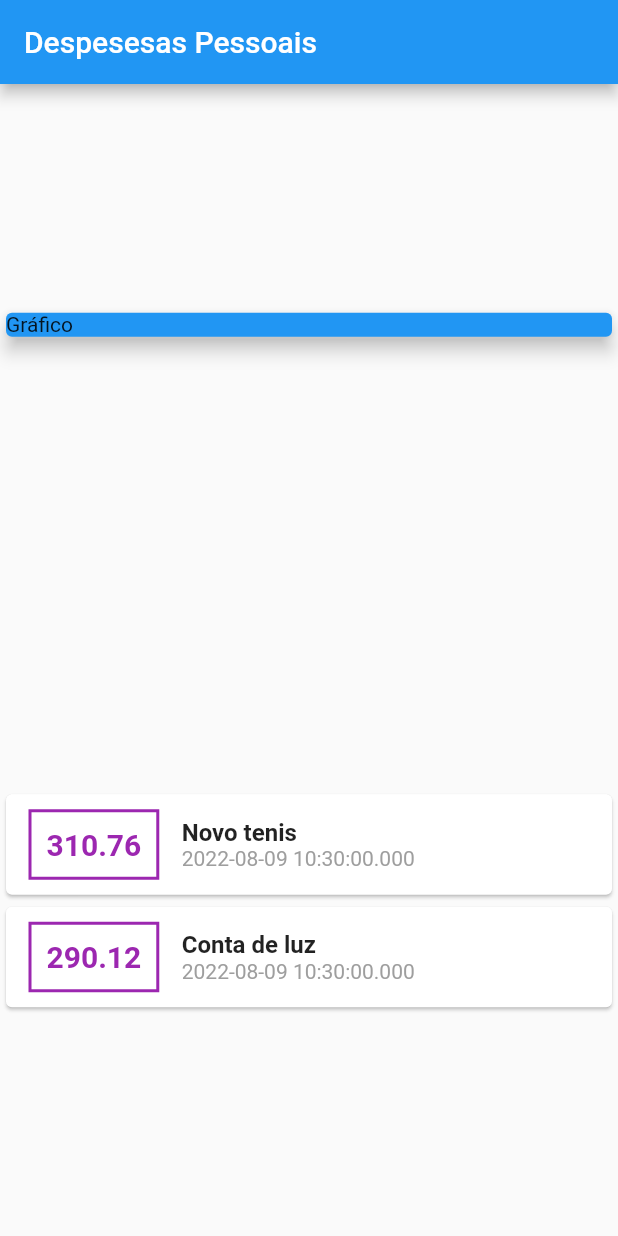
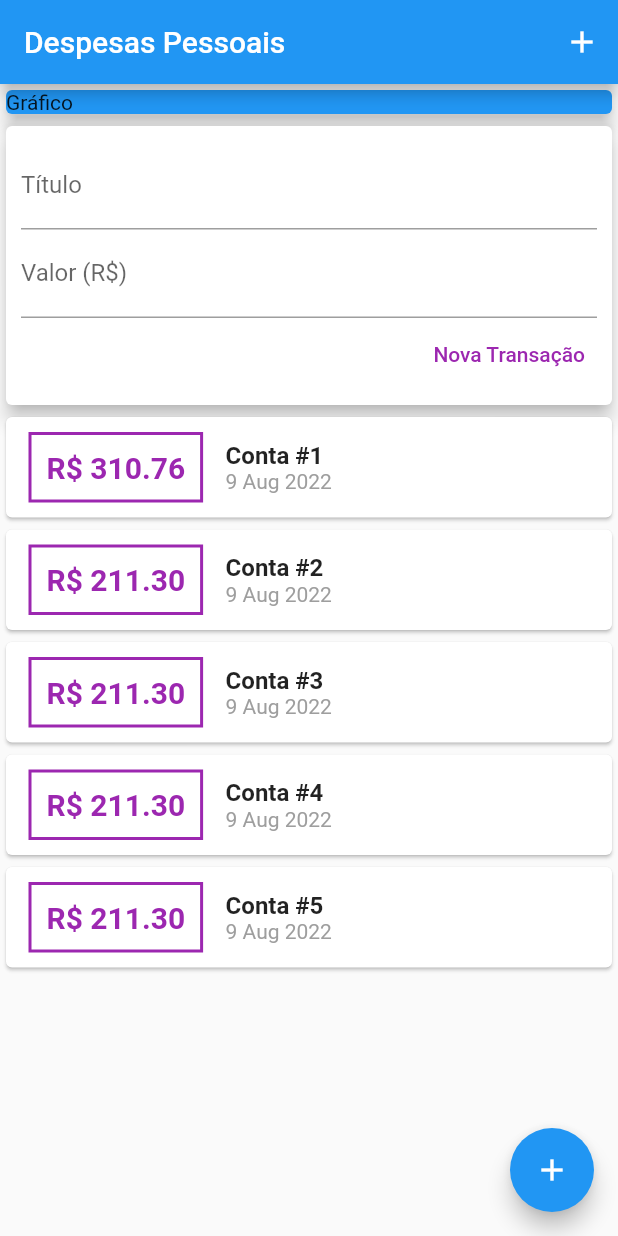
Before and after one commit to lavianii/Estudos-Flutter, a Flutter app: the screen it shows after launch, on a phone screen of 412 x 824 dp. Run offline on Flutter 3.47's test engine with Material 2 defaults, Android fonts, the phone set to English and light mode, and no system bars.

Commit message:
organizando o codigo

```diff
--- /dev/null
+++ b/despesas_pessoais/lib/componentes/transaction_form.dart
@@ -0,0 +1,70 @@
+import 'package:flutter/material.dart';
+
+class TransactionForm extends StatelessWidget {
+  final titleController = TextEditingController();
+  final valueController = TextEditingController();
+
+  final void Function(String, double) onSubmit;
+
+  //fecha o teclado quando o usuario clicar em salvar
+  _submitForm() {
+    final title = titleController.text;
+    //converte o valor para double
+    final value = double.tryParse(valueController.text) ?? 0.0;
+    if (title.isEmpty || value <= 0) {
+      return;
+    }
+    onSubmit(title, value);
+  }
+
+  //construtor
+  TransactionForm(this.onSubmit, {Key? key}) : super(key: key);
+
+  @override
+  Widget build(BuildContext context) {
+    return Card(
+      elevation: 5,
+      child: Padding(
+        padding: const EdgeInsets.all(10),
+        child: Column(
+          children: [
+            //label para colocar o nome da transacao
+            TextField(
+              controller: titleController,
+              onSubmitted: (_) => _submitForm,
+              decoration: const InputDecoration(
+                labelText: 'Título',
+              ),
+            ),
+            //label para colocar o valor da transacao
+            TextField(
+              controller: valueController,
+              //tipo de teclado que ira abrir
+              keyboardType:
+                  const TextInputType.numberWithOptions(decimal: true),
+              onSubmitted: (_) => _submitForm,
+              decoration: const InputDecoration(
+                labelText: 'Valor (R\$)',
+              ),
+            ),
+            //colocando o botao no lado direito do app
+            Row(
+              mainAxisAlignment: MainAxisAlignment.end,
+              children: <Widget>[
+                TextButton(
+                  onPressed: _submitForm,
+                  child: const Text(
+                    'Nova Transação',
+                    style: TextStyle(
+                      color: Colors.purple,
+                    ),
+                  ),
+                )
+              ],
+            ),
+          ],
+        ),
+      ),
+    );
+  }
+}
--- /dev/null
+++ b/despesas_pessoais/lib/componentes/transaction_list.dart
@@ -0,0 +1,73 @@
+import 'package:flutter/material.dart';
+import '../models/transaction.dart';
+import 'package:intl/intl.dart';
+
+class TransactionList extends StatelessWidget {
+  final List<Transaction> transactions;
+
+  const TransactionList(this.transactions, {Key? key}) : super(key: key);
+
+  @override
+  Widget build(BuildContext context) {
+    return Container(
+      height: 500,
+      //Lista dos objetos
+      child: ListView.builder(
+        //para renderizar os objetos
+        itemCount: transactions.length,
+        //para renderinar oq for necessario
+        itemBuilder: (ctx, index) {
+          final tr = transactions[index];
+          //estilizando os objetos
+          return Card(
+            child: Row(
+              children: [
+                Container(
+                  margin: const EdgeInsets.symmetric(
+                    horizontal: 15,
+                    vertical: 10,
+                  ),
+                  decoration: BoxDecoration(
+                    border: Border.all(
+                      color: Colors.purple,
+                      width: 2,
+                    ),
+                  ),
+                  padding: const EdgeInsets.all(10),
+                  child: Text(
+                    'R\$ ${tr.value.toStringAsFixed(2)}',
+                    style: const TextStyle(
+                      fontWeight: FontWeight.bold,
+                      fontSize: 20,
+                      color: Colors.purple,
+                    ),
+                  ),
+                ),
+                //estilizando os objetos
+                Column(
+                  crossAxisAlignment: CrossAxisAlignment.start,
+                  children: [
+                    Text(
+                      tr.title,
+                      style: const TextStyle(
+                        fontSize: 16,
+                        fontWeight: FontWeight.bold,
+                      ),
+                    ),
+                    //formata a data para o padrao brasileiro
+                    Text(
+                      DateFormat('d MMM y').format(tr.date),
+                      style: const TextStyle(
+                        color: Colors.grey,
+                      ),
+                    ),
+                  ],
+                ),
+              ],
+            ),
+          );
+        },
+      ),
+    );
+  }
+}
--- /dev/null
+++ b/despesas_pessoais/lib/componentes/transaction_user.dart
@@ -0,0 +1,73 @@
+import 'dart:math';
+
+import 'package:flutter/material.dart';
+import 'transaction_form.dart';
+import 'transaction_list.dart';
+import '../models/transaction.dart';
+
+class TransactionUser extends StatefulWidget {
+  const TransactionUser({Key? key}) : super(key: key);
+
+  @override
+  State<TransactionUser> createState() => _TransactionUserState();
+}
+
+class _TransactionUserState extends State<TransactionUser> {
+  //apenas para teste
+  final _transactions = [
+    Transaction(
+      id: 't1',
+      title: 'Conta #1',
+      value: 310.76,
+      date: DateTime.now(),
+    ),
+    Transaction(
+      id: 't2',
+      title: 'Conta #2',
+      value: 211.30,
+      date: DateTime.now(),
+    ),
+    Transaction(
+      id: 't3',
+      title: 'Conta #3',
+      value: 211.30,
+      date: DateTime.now(),
+    ),
+    Transaction(
+      id: 't5',
+      title: 'Conta #4',
+      value: 211.30,
+      date: DateTime.now(),
+    ),
+    Transaction(
+      id: 't5',
+      title: 'Conta #5',
+      value: 211.30,
+      date: DateTime.now(),
+    ),
+  ];
+  //para adicionar novas transacoes
+  _addTransaction(String title, double value) {
+    final newTransaction = Transaction(
+      id: Random().nextDouble().toString(),
+      title: title,
+      value: value,
+      date: DateTime.now(),
+    );
+
+    setState(() {
+      _transactions.add(newTransaction);
+    });
+  }
+
+  @override
+  Widget build(BuildContext context) {
+    return Column(
+      children: [
+        //componentes
+        TransactionForm(_addTransaction),
+        TransactionList(_transactions),
+      ],
+    );
+  }
+}
--- a/despesas_pessoais/lib/main.dart
+++ b/despesas_pessoais/lib/main.dart
@@ -1,17 +1,17 @@
-import 'package:despesas_pessoais/models/transacao.dart';
+import 'package:despesas_pessoais/componentes/transaction_user.dart';
 import 'package:flutter/material.dart';
 
-main() {
-  runApp(const ExpesesApp());
-}
+main() => runApp(const ExpensesApp());
 
-class ExpesesApp extends StatelessWidget {
-  const ExpesesApp({Key? key}) : super(key: key);
-
+class ExpensesApp extends StatelessWidget {
+  const ExpensesApp({Key? key}) : super(key: key);
   @override
   Widget build(BuildContext context) {
     return const MaterialApp(
+      // a pagina inicial do app
       home: MyHomePage(),
+      //remover o debug
+      debugShowCheckedModeBanner: false,
     );
   }
 }
@@ -21,83 +21,42 @@ class MyHomePage extends StatelessWidget {
 
   @override
   Widget build(BuildContext context) {
-    final _transacao = [
-      Transacao(
-        id: "t1",
-        title: "Novo tenis",
-        value: 310.76,
-        date: DateTime.now(),
+    //criando a pagina do app
+    return Scaffold(
+      //parte superior do app
+      appBar: AppBar(
+        title: const Text('Despesas Pessoais'),
+        //criando o botao na appbar
+        actions: [
+          IconButton(
+            icon: const Icon(Icons.add),
+            onPressed: () {},
           ),
-      Transacao(
-        id: "t2",
-        title: "Conta de luz",
-        value: 290.12,
-        date: DateTime.now(),
+        ],
       ),
-    ];
-
-    return Scaffold(
-      appBar: AppBar(
-        title: const Text("Despesesas Pessoais"),
-      ),
-      body: Column(
+      //Colocando scrool no app para nao bugar
+      body: SingleChildScrollView(
+        child: Column(
+          //colocando o conteudo na vertical
           crossAxisAlignment: CrossAxisAlignment.stretch,
-        mainAxisAlignment: MainAxisAlignment.spaceAround,
-        children: [
-          const SizedBox(
+          children: const [
+            //estilizando o texto
+            SizedBox(
               child: Card(
                 color: Colors.blue,
                 elevation: 5,
-              child: Text("Gráfico"),
+                child: Text('Gráfico'),
               ),
             ),
-          Column(
-            children: _transacao.map((tr) {
-              return Card(
-                child: Row(children: [
-                  Container(
-                    margin: const EdgeInsets.symmetric(
-                      horizontal: 15,
-                      vertical: 10,
-                    ),
-                    decoration: BoxDecoration(
-                      border: Border.all(
-                        color: Colors.purple,
-                        width: 2,
+            //componente de transacao
+            TransactionUser(),
+          ],
         ),
       ),
-                    padding: const EdgeInsets.all(10),
-                    child: Text(
-                      tr.value.toString(),
-                      style: const TextStyle(
-                          fontWeight: FontWeight.bold,
-                          fontSize: 20,
-                          color: Colors.purple),
-                    ),
-                  ),
-                  Column(
-                    crossAxisAlignment: CrossAxisAlignment.start,
-                    children: [
-                      Text(
-                        tr.title,
-                        style: const TextStyle(
-                          fontSize: 16,
-                          fontWeight: FontWeight.bold,
-                        ),
-                      ),
-                      Text(
-                        tr.date.toString(),
-                        style: const TextStyle(
-                          color: Colors.grey,
-                        ),
-                      ),
-                    ],
-                  )
-                ]),
-              );
-            }).toList(),
-          )
-        ],
+      //botao na parte inferior do app
+      floatingActionButton: FloatingActionButton(
+        child: const Icon(Icons.add),
+        onPressed: () {},
       ),
     );
   }
--- a/despesas_pessoais/lib/models/transacao.dart
+++ b/despesas_pessoais/lib/models/transaction.dart
@@ -1,10 +1,10 @@
-class Transacao {
+class Transaction {
   final String id;
   final String title;
   final double value;
   final DateTime date;
 
-  Transacao({
+  Transaction({
     required this.id,
     required this.title,
     required this.value,
--- a/despesas_pessoais/pubspec.yaml
+++ b/despesas_pessoais/pubspec.yaml
@@ -29,6 +29,7 @@ environment:
 dependencies:
   flutter:
     sdk: flutter
+  intl: ^0.17.0
 
 
   # The following adds the Cupertino Icons font to your application.
```
Also changed, not shown: despesas_pessoais/pubspec.lock. Lines whose indentation alone changed are shown as unchanged.
